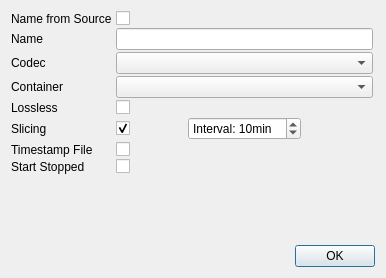
Old version of the form src/modules/videorecorder/recordersettingsdialog.ui in the repository syntalos/syntalos.
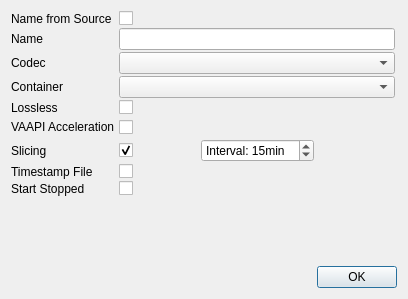
New version of the form. Icons and pictures are not drawn.

Commit message: videorecorder: Expose VAAPI option in UI

```diff
--- a/src/modules/videorecorder/recordersettingsdialog.ui
+++ b/src/modules/videorecorder/recordersettingsdialog.ui
@@ -6,8 +6,8 @@
    <rect>
     <x>0</x>
     <y>0</y>
-    <width>386</width>
-    <height>278</height>
+    <width>408</width>
+    <height>299</height>
    </rect>
   </property>
   <property name="windowTitle">
@@ -80,21 +80,21 @@
        </property>
       </widget>
      </item>
-     <item row="5" column="0">
+     <item row="6" column="0">
       <widget class="QLabel" name="slicingLabel">
        <property name="text">
         <string>Slicing</string>
        </property>
       </widget>
      </item>
-     <item row="6" column="0">
+     <item row="7" column="0">
       <widget class="QLabel" name="timestampFileLabel">
        <property name="text">
         <string>Timestamp File</string>
        </property>
       </widget>
      </item>
-     <item row="6" column="1">
+     <item row="7" column="1">
       <widget class="QCheckBox" name="timestampFileCheckBox">
        <property name="checked">
         <bool>false</bool>
@@ -111,21 +111,21 @@
      <item row="0" column="1">
       <widget class="QCheckBox" name="nameFromSrcCheckBox"/>
      </item>
-     <item row="7" column="0">
+     <item row="8" column="0">
       <widget class="QLabel" name="startStoppedLabel">
        <property name="text">
         <string>Start Stopped</string>
        </property>
       </widget>
      </item>
-     <item row="7" column="1">
+     <item row="8" column="1">
       <widget class="QCheckBox" name="startStoppedCheckBox">
        <property name="toolTip">
         <string>Start in stopped, non-recording state and wait for a control signal</string>
        </property>
       </widget>
      </item>
-     <item row="5" column="1">
+     <item row="6" column="1">
       <widget class="QWidget" name="widget" native="true">
        <layout class="QHBoxLayout" name="horizontalLayout">
         <property name="spacing">
@@ -174,7 +174,7 @@
            <number>120</number>
           </property>
           <property name="value">
-           <number>10</number>
+           <number>15</number>
           </property>
          </widget>
         </item>
@@ -194,6 +194,28 @@
        </layout>
       </widget>
      </item>
+     <item row="5" column="0">
+      <widget class="QLabel" name="vaapiLabel">
+       <property name="text">
+        <string>VAAPI Acceleration</string>
+       </property>
+      </widget>
+     </item>
+     <item row="5" column="1">
+      <widget class="QCheckBox" name="vaapiCheckBox">
+       <property name="font">
+        <font>
+         <italic>true</italic>
+        </font>
+       </property>
+       <property name="statusTip">
+        <string>Enable hardware acceleration via VAAPI for some codecs</string>
+       </property>
+       <property name="text">
+        <string> </string>
+       </property>
+      </widget>
+     </item>
     </layout>
    </item>
    <item>
```
The commit also changes 3 other files.
